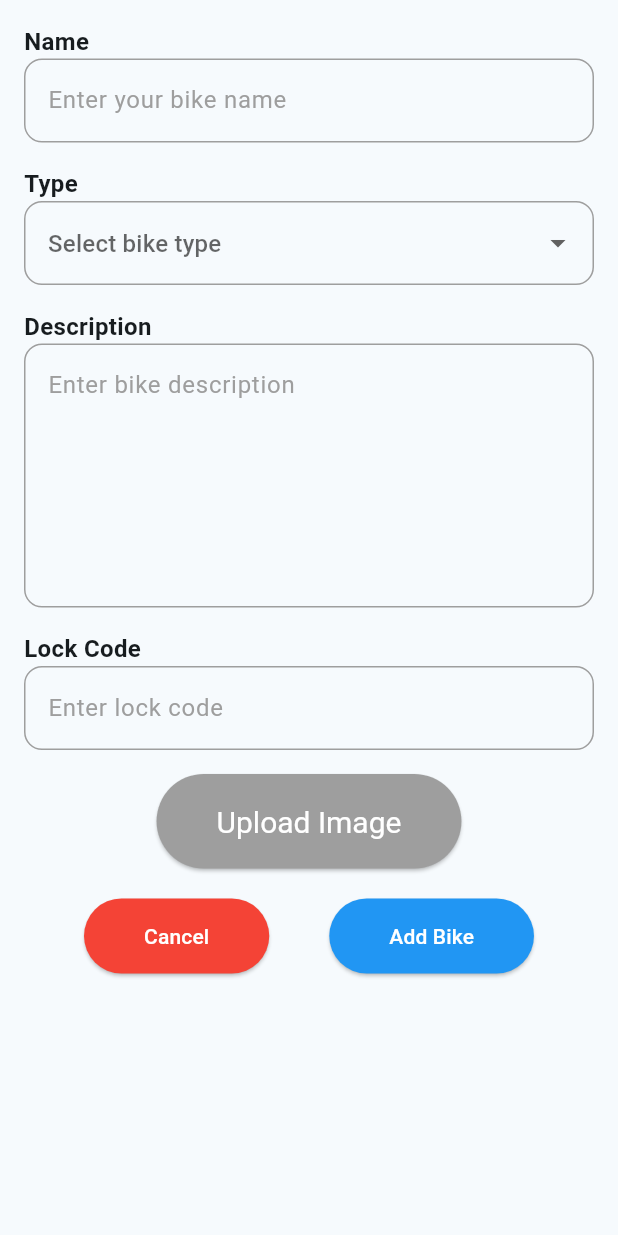
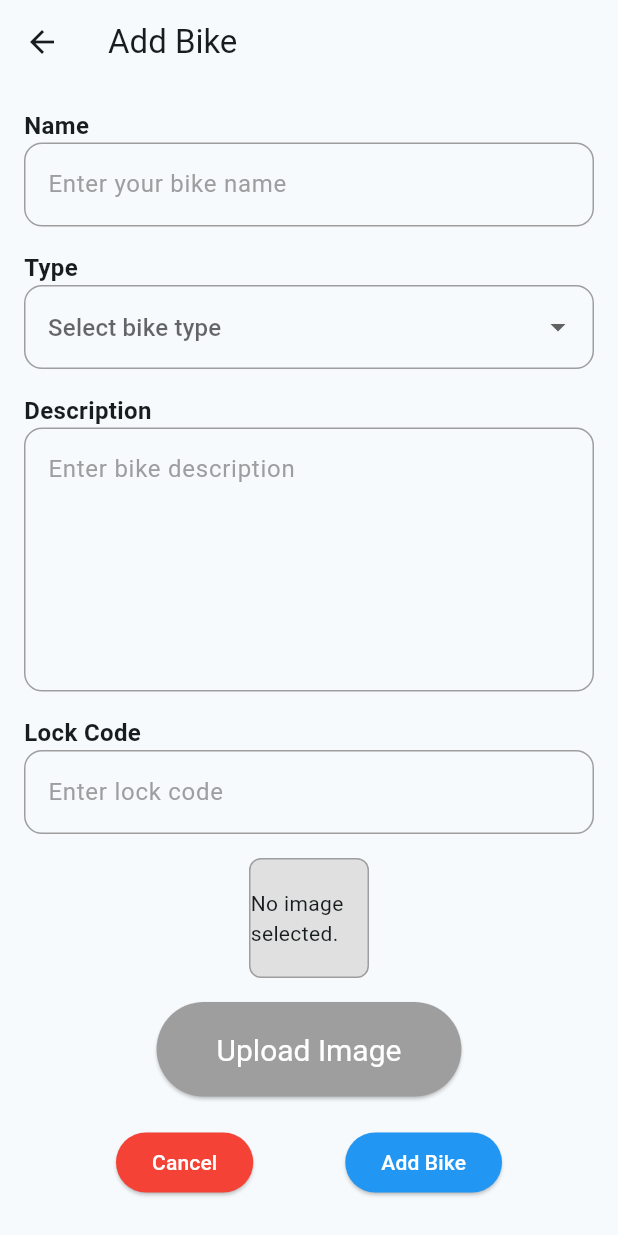
Before and after one commit to anisar17/BikeKollective, a Flutter app: the AddBikeScreen screen opened directly, on a phone screen of 412 x 824 dp. Run offline on Flutter 3.47's test engine with Material 3 defaults, Android fonts, the phone set to English and light mode, and no system bars; our stand-ins replace cloud_firestore, firebase_auth, firebase_core, flutter_rating_bar, flutter_riverpod, flutter_svg and 3 more; missing offline and left inert: flutter_osm_plugin; accounts and stored records are empty.

Commit message:
updates to campbeb3/add-bike

```diff
--- a/bike_kollective/lib/add_bike_screen.dart
+++ b/bike_kollective/lib/add_bike_screen.dart
@@ -1,64 +1,78 @@
 import 'package:flutter/material.dart';
 import 'package:flutter_riverpod/flutter_riverpod.dart';
-import 'package:cloud_firestore/cloud_firestore.dart';
+import 'package:bike_kollective/data/provider/owned_bikes.dart';
+import 'package:bike_kollective/data/model/bk_document_reference.dart';
+import 'package:bike_kollective/data/model/bk_geo_point.dart';
+import 'package:bike_kollective/data/model/bike.dart';
+import 'package:image_picker/image_picker.dart';
+import 'dart:io';
+import 'package:flutter/foundation.dart' show kIsWeb;
 
-// Bike model
-class Bike {
-  final String name;
-  final String type;
-  final String description;
-  final String code;
+class BikeNotifier extends ChangeNotifier {
+  late TextEditingController nameController;
+  late TextEditingController descriptionController; // Add separate controller
+  late TextEditingController lockCodeController; // Add separate controller
+  BikeType? _type;
+  File? _image; // Change this to the notifier to retain state
 
-  Bike({
-    required this.name,
-    required this.type,
-    required this.description,
-    required this.code,
-  });
+  BikeNotifier() {
+    nameController = TextEditingController();
+    descriptionController = TextEditingController(); // Initialize the description controller
+    lockCodeController = TextEditingController(); // Initialize the lock code controller
   }
 
-// State management class using ChangeNotifier
-class BikeNotifier extends ChangeNotifier {
-  String? _name;
-  String? _type;
-  String? _description;
-  String? _code;
-
-  List<String> bikeTypes = ['Road Bike', 'Mountain Bike', 'E-bike'];
-
-  void setName(String name) {
-    _name = name;
-    notifyListeners();
-  }
-
-  void setType(String type) {
+  void setType(BikeType type) {
     _type = type;
     notifyListeners();
   }
 
   void setDescription(String description) {
-    _description = description;
+    descriptionController.text = description; // Update the description controller
     notifyListeners();
   }
 
   void setLockCode(String lockCode) {
-    _code = lockCode;
+    lockCodeController.text = lockCode; // Update the lock code controller
     notifyListeners();
   }
 
-  Bike? get bike {
-    if (_name != null && _type != null && _description != null && _code != null) {
-      return Bike(name: _name!, type: _type!, description: _description!, code: _code!);
+  void setImage(File image) {
+    _image = image; // Set selected image
+    notifyListeners(); // Notify listeners to update UI
+  }
+
+  BikeModel? get bike {
+    if (nameController.text.isNotEmpty && _type != null && descriptionController.text.isNotEmpty && lockCodeController.text.isNotEmpty) {
+      return BikeModel.newBike(
+        owner: BKDocumentReference.fake("ownerRef"),
+        name: nameController.text,
+        type: _type!,
+        description: descriptionController.text, // Get description from its controller
+        code: lockCodeController.text, // Get lock code from its controller
+        imageLocalPath: '', // Use the imageLocalPath here if applicable
+        startingPoint: BKGeoPoint(0, 0),
+      );
     }
     return null;
   }
 
+  File? get image => _image; // Getter for the image
+
   void clear() {
-    _name = null;
+    nameController.clear();
+    descriptionController.clear(); // Clear the description field
+    lockCodeController.clear(); // Clear the lock code field
     _type = null;
-    _description = null;
-    _code = null;
+    _image = null; // Reset the image
     notifyListeners();
+  }
+
+  @override
+  void dispose() {
+    nameController.dispose();
+    descriptionController.dispose(); // Dispose the description controller
+    lockCodeController.dispose(); // Dispose the lock code controller
+    super.dispose();
   }
 }
 
@@ -66,15 +80,17 @@ final bikeProvider = ChangeNotifierProvider<BikeNotifier>((ref) {
   return BikeNotifier();
 });
 
+// Update the AddBikeScreen as follows:
 class AddBikeScreen extends ConsumerWidget {
   const AddBikeScreen({Key? key}) : super(key: key);
 
   @override
   Widget build(BuildContext context, WidgetRef ref) {
-    final notifier = ref.watch(bikeProvider);
-    final GlobalKey<FormState> _formKey = GlobalKey<FormState>();
+    final bikeNotifier = ref.watch(bikeProvider);
+    final _formKey = GlobalKey<FormState>();
 
     return Scaffold(
+      appBar: AppBar(title: Text('Add Bike')),
       body: Padding(
         padding: const EdgeInsets.all(16.0),
         child: Form(
@@ -86,27 +102,25 @@ class AddBikeScreen extends ConsumerWidget {
               _buildLabeledTextField(
                 label: 'Name',
                 hint: 'Enter your bike name',
+                controller: bikeNotifier.nameController,
                 validator: (value) {
                   if (value == null || value.isEmpty) {
                     return 'Please enter a name';
                   }
                   return null;
                 },
-                onSaved: (value) {
-                  if (value != null) notifier.setName(value);
-                },
               ),
-              SizedBox(height: 16.0), // Spacing between fields
+              SizedBox(height: 16.0),
 
               // Type Field
               _buildLabeledDropdownField(
                 label: 'Type',
                 hint: 'Select bike type',
-                value: notifier._type,
-                items: notifier.bikeTypes,
+                value: bikeNotifier._type?.toString().split('.').last,
+                items: BikeType.values.map((e) => e.toString().split('.').last).toList(),
                 onChanged: (value) {
                   if (value != null) {
-                    notifier.setType(value);
+                    bikeNotifier.setType(BikeType.values.firstWhere((e) => e.toString().split('.').last == value));
                   }
                 },
                 validator: (value) {
@@ -116,7 +130,7 @@ class AddBikeScreen extends ConsumerWidget {
                   return null;
                 },
               ),
-              SizedBox(height: 16.0), // Spacing between fields
+              SizedBox(height: 16.0),
 
               // Description Field
               _buildLabeledTextField(
@@ -124,107 +138,124 @@ class AddBikeScreen extends ConsumerWidget {
                 hint: 'Enter bike description',
                 minLines: 6,
                 maxLines: 6,
+                controller: bikeNotifier.descriptionController, // Use the description controller
                 validator: (value) {
                   if (value == null || value.isEmpty) {
                     return 'Please enter a description';
                   }
                   return null;
                 },
-                onSaved: (value) {
-                  if (value != null) notifier.setDescription(value);
-                },
               ),
-              SizedBox(height: 16.0), // Spacing between fields
+              SizedBox(height: 16.0),
 
               // Lock Code Field
               _buildLabeledTextField(
                 label: 'Lock Code',
                 hint: 'Enter lock code',
+                controller: bikeNotifier.lockCodeController, // Use the lock code controller
                 validator: (value) {
                   if (value == null || value.isEmpty) {
                     return 'Please enter a lock code';
                   }
                   return null;
                 },
-                onSaved: (value) {
-                  if (value != null) notifier.setLockCode(value);
-                },
               ),
-              SizedBox(height: 16.0), // Add some spacing
+              SizedBox(height: 16.0),
 
-              // Centered Upload Image Button
-// Centered Upload Image Button
+              // Image Preview Box
+              Center(
+                child: Container(
+                  width: 80,
+                  height: 80,
+                  decoration: BoxDecoration(
+                    color: Colors.grey[300],
+                    borderRadius: BorderRadius.circular(8.0),
+                    border: Border.all(color: Colors.grey),
+                  ),
+                  child: bikeNotifier.image == null
+                      ? Center(child: Text('No image selected.'))
+                      : kIsWeb
+                          ? Image.network(
+                              bikeNotifier.image!.path,
+                              fit: BoxFit.cover,
+                            )
+                          : ClipRRect(
+                              borderRadius: BorderRadius.circular(8.0),
+                              child: Image.file(
+                                bikeNotifier.image!,
+                                fit: BoxFit.cover,
+                              ),
+                            ),
+                ),
+              ),
+              SizedBox(height: 16.0),
+
+              // Upload Image Button
               Center(
                 child: ElevatedButton(
                   onPressed: () async {
-      // Logic to upload image goes here
-      print('Upload Image Button Pressed');
+                    File? image = await pickImage();
+                    if (image != null) {
+                      bikeNotifier.setImage(image);
+                    }
                   },
                   style: ElevatedButton.styleFrom(
-      backgroundColor: Colors.grey, // Set to grey
+                    backgroundColor: Colors.grey,
                     foregroundColor: Colors.white,
-      padding: EdgeInsets.symmetric(horizontal: 40, vertical: 20), // Increase padding for larger button
-      textStyle: TextStyle(fontSize: 20), // Increase font size
+                    padding: EdgeInsets.symmetric(horizontal: 40, vertical: 20),
+                    textStyle: TextStyle(fontSize: 20),
                   ),
-    child: Text('Upload Image'), // Button Label
+                  child: const Text('Upload Image'),
                 ),
               ),
-SizedBox(height: 20), // Add some spacing between the Upload Image button and the next buttons
+              SizedBox(height: 20),
 
-// Row for Cancel and Add Bike buttons next to each other
+              // Button Row
               Row(
-  mainAxisAlignment: MainAxisAlignment.spaceEvenly, // Align buttons evenly within the Row
+                mainAxisAlignment: MainAxisAlignment.spaceEvenly,
                 children: [
-    // Cancel Button - Navigates back to home screen
                   ElevatedButton(
                     onPressed: () {
-        Navigator.pushReplacementNamed(context, '/home'); // Go back to the home screen
+                      Navigator.pushReplacementNamed(context, '/home');
                     },
                     style: ElevatedButton.styleFrom(
                       backgroundColor: Colors.red,
                       foregroundColor: Colors.white,
-        padding: EdgeInsets.symmetric(horizontal: 40, vertical: 15), // Adjust padding as needed
                     ),
-      child: Text('Cancel'), // Button Label
+                    child: const Text('Cancel'),
                   ),
-    // Add Bike Button
                   ElevatedButton(
                     onPressed: () async {
                       if (_formKey.currentState!.validate()) {
-          _formKey.currentState!.save();
-          // Save bike to Firestore
-          final bike = notifier.bike;
+                        final bike = bikeNotifier.bike;
                         if (bike != null) {
-            final bikeData = {
-              'name': bike.name,
-              'type': bike.type,
-              'description': bike.description,
-              'lockCode': bike.code,
-            };
-            await FirebaseFirestore.instance
-                .collection('bikes')
-                .add(bikeData);
+                          ref.read(ownedBikesProvider.notifier).addBike(
+                            name: bike.name,
+                            type: bike.type,
+                            description: bike.description,
+                            code: bike.code,
+                            imageLocalPath: bike.imageUrl,
+                          );
 
-            notifier.clear(); // Clear the fields after submission
+                          bikeNotifier.clear(); // Clear after success
 
-            // Show a confirmation dialog
+                          // Show confirmation dialog
                           showDialog(
                             context: context,
-              builder: (context) {
-                return AlertDialog(
-                  title: Text('Bike Added'),
+                            builder: (context) => AlertDialog(
+                              title: const Text('Bike Added'),
                               content: Text(
-                      'Bike Name: ${bike.name}\nType: ${bike.type}\nDescription: ${bike.description}\nLock Code: ${bike.code}'),
+                                'Bike Name: ${bike.name}\nType: ${bike.type.toString().split('.').last}\nDescription: ${bike.description}\nLock Code: ${bike.code}',
+                              ),
                               actions: <Widget>[
                                 ElevatedButton(
-                      child: Text('OK'),
+                                  child: const Text('OK'),
                                   onPressed: () {
                                     Navigator.of(context).pop();
                                   },
                                 ),
                               ],
-                );
-              },
+                            ),
                           );
                         }
                       }
@@ -232,9 +263,8 @@ Row(
                     style: ElevatedButton.styleFrom(
                       backgroundColor: Colors.blue,
                       foregroundColor: Colors.white,
-        padding: EdgeInsets.symmetric(horizontal: 40, vertical: 15), // Adjust padding as needed
                     ),
-      child: Text('Add Bike'), // Button Label
+                    child: const Text('Add Bike'),
                   ),
                 ],
               ),
@@ -245,22 +275,34 @@ Row(
     );
   }
 
+  Future<File?> pickImage() async {
+    final ImagePicker picker = ImagePicker();
+    XFile? image = await picker.pickImage(source: ImageSource.gallery);
+
+    if (image != null) {
+      return File(image.path); // Convert to File
+    }
+    return null; // Return null if no image is picked
+  }
+
   Widget _buildLabeledTextField({
     required String label,
     required String hint,
+    TextEditingController? controller,
     int? minLines,
     int? maxLines,
     FormFieldValidator<String>? validator,
     FormFieldSetter<String>? onSaved,
   }) {
     return Column(
-      crossAxisAlignment: CrossAxisAlignment.start, // Aligns label to the left
+      crossAxisAlignment: CrossAxisAlignment.start,
       children: [
         Text(
           label,
           style: TextStyle(fontWeight: FontWeight.bold, fontSize: 16),
         ),
         TextFormField(
+          controller: controller,
           minLines: minLines,
           maxLines: maxLines,
           decoration: InputDecoration(
@@ -295,7 +337,7 @@ Row(
     FormFieldValidator<String>? validator,
   }) {
     return Column(
-      crossAxisAlignment: CrossAxisAlignment.start, // Aligns label to the left
+      crossAxisAlignment: CrossAxisAlignment.start,
       children: [
         Text(
           label,
--- a/bike_kollective/pubspec.yaml
+++ b/bike_kollective/pubspec.yaml
@@ -33,6 +33,7 @@ dependencies:
   flutter_svg: ^2.0.10+1
   flutter_rating_bar: ^4.0.0
   flutter_osm_plugin: ^1.3.5
+  image_picker: ^0.8.4+4
 
 
   # The following adds the Cupertino Icons font to your application.
```
Also changed, not shown: bike_kollective/pubspec.lock, 2 other files. Lines whose indentation alone changed are shown as unchanged.
